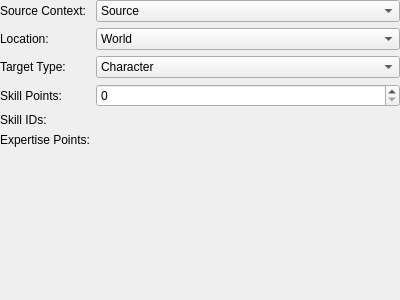
First picture: the form in tools/cathedral/ui/ActionGrantSkills.ui, repository comphack/comp_hack, before the edit.
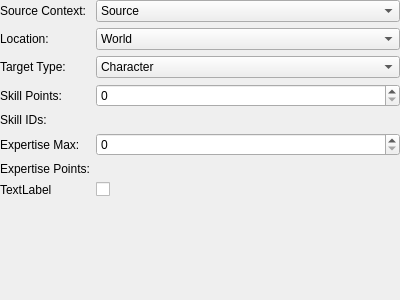
Second picture: the form after the edit. Custom widgets are drawn as their Qt base class.

Commit message: Adding missing fields to cathedral actions

What changed in the file:
```diff
--- a/tools/cathedral/ui/ActionGrantSkills.ui
+++ b/tools/cathedral/ui/ActionGrantSkills.ui
@@ -90,14 +90,14 @@
        </property>
       </widget>
      </item>
-     <item row="5" column="0">
-      <widget class="QLabel" name="label_7">
+     <item row="6" column="0">
+      <widget class="QLabel" name="lblExpertisePoints">
        <property name="text">
         <string>Expertise Points:</string>
        </property>
       </widget>
      </item>
-     <item row="5" column="1">
+     <item row="6" column="1">
       <widget class="ActionMap" name="expertisePoints" native="true"/>
      </item>
      <item row="4" column="0">
@@ -131,6 +131,34 @@
        </item>
       </widget>
      </item>
+     <item row="5" column="0">
+      <widget class="QLabel" name="lblExpertiseMax">
+       <property name="text">
+        <string>Expertise Max:</string>
+       </property>
+      </widget>
+     </item>
+     <item row="5" column="1">
+      <widget class="QSpinBox" name="expertiseMax">
+       <property name="maximum">
+        <number>127</number>
+       </property>
+      </widget>
+     </item>
+     <item row="7" column="0">
+      <widget class="QLabel" name="lblExpertiseSet">
+       <property name="text">
+        <string>TextLabel</string>
+       </property>
+      </widget>
+     </item>
+     <item row="7" column="1">
+      <widget class="QCheckBox" name="expertiseSet">
+       <property name="text">
+        <string/>
+       </property>
+      </widget>
+     </item>
     </layout>
    </item>
   </layout>
```
Left out of the diff: 21 changed lines with no effect on the pictures. The commit also changes 30 other files.
